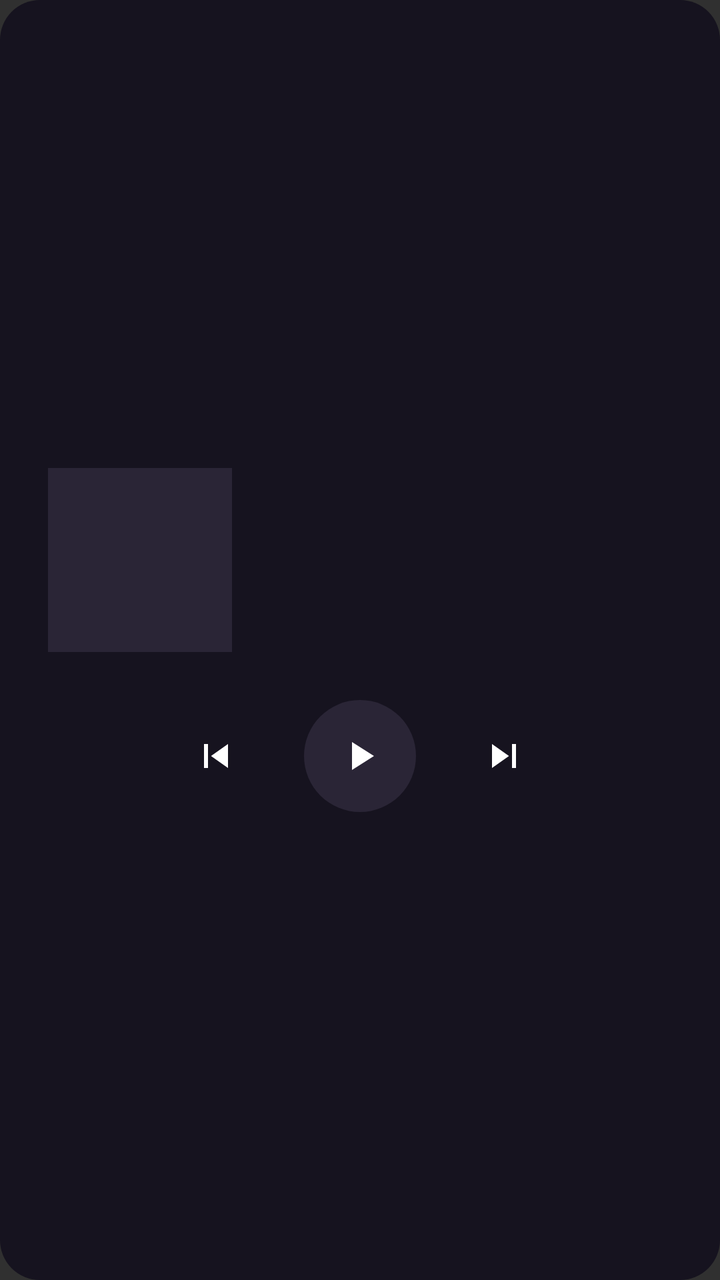
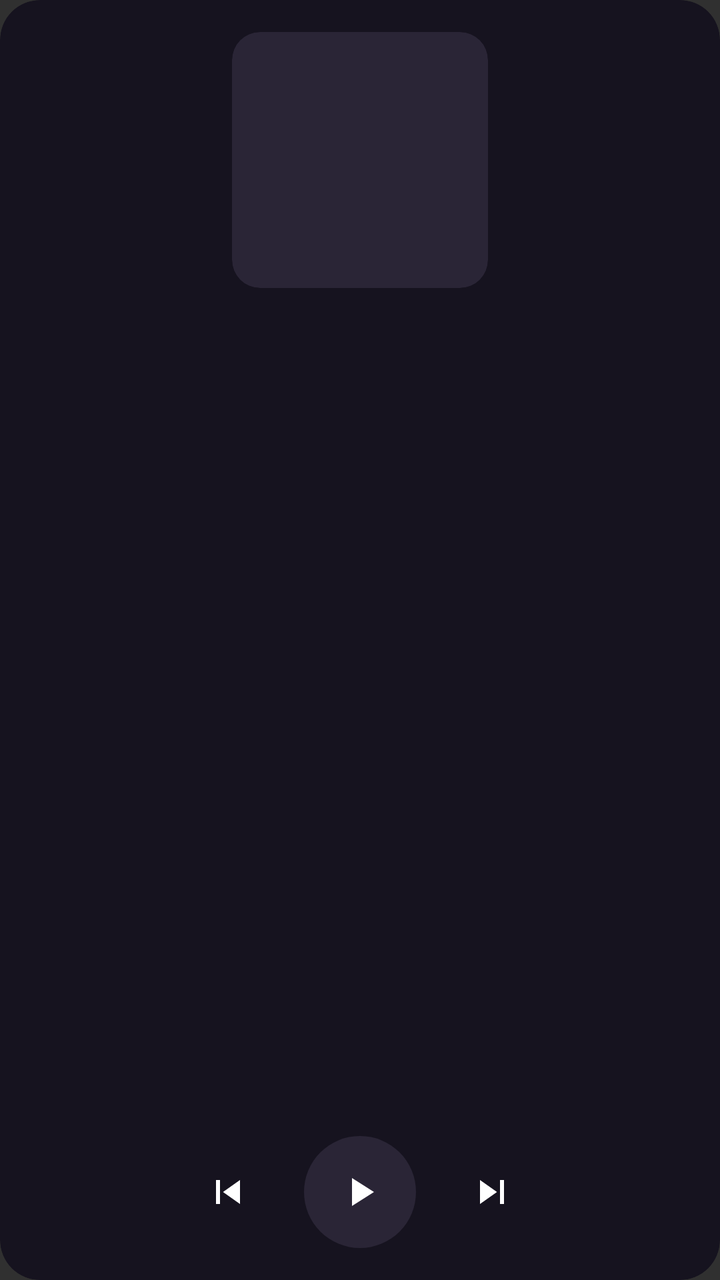

An Android layout rendered at two revisions. The XML below is the earlier revision; the diff shows what the commit changed to produce the second picture.
<!-- AndroidManifest.xml: application theme Theme.Wavdrop -->
<!-- res/layout/wavdrop_widget_expanded.xml -->
<?xml version="1.0" encoding="utf-8"?>
<FrameLayout xmlns:android="http://schemas.android.com/apk/res/android"
    android:id="@+id/widget_body"
    android:layout_width="match_parent"
    android:layout_height="match_parent"
    android:background="@drawable/wavdrop_widget_loading_background"
    android:clickable="true"
    android:focusable="true">

    
    <ImageView
        android:id="@+id/widget_background"
        android:layout_width="match_parent"
        android:layout_height="match_parent"
        android:scaleType="centerCrop"
        android:visibility="gone"
        android:contentDescription="@null" />

    
    <TextView
        android:id="@+id/widget_scrim"
        android:layout_width="match_parent"
        android:layout_height="match_parent"
        android:background="#CC16131F"
        android:visibility="gone" />

    
    <LinearLayout
        android:layout_width="match_parent"
        android:layout_height="match_parent"
        android:orientation="vertical"
        android:gravity="center_vertical"
        android:paddingStart="24dp"
        android:paddingEnd="24dp"
        android:paddingTop="30dp"
        android:paddingBottom="30dp">

        
        <LinearLayout
            android:layout_width="match_parent"
            android:layout_height="wrap_content"
            android:orientation="horizontal"
            android:gravity="center_vertical">

            <ImageView
                android:id="@+id/widget_artwork"
                android:layout_width="92dp"
                android:layout_height="92dp"
                android:scaleType="centerCrop"
                android:background="#FF2A2536"
                android:contentDescription="@string/widget_artwork_desc" />

            <LinearLayout
                android:layout_width="0dp"
                android:layout_height="wrap_content"
                android:layout_weight="1"
                android:orientation="vertical"
                android:layout_marginStart="16dp">

                <TextView
                    android:id="@+id/widget_title"
                    android:layout_width="match_parent"
                    android:layout_height="wrap_content"
                    android:textColor="#EDEAF4"
                    android:textSize="18sp"
                    android:textStyle="bold"
                    android:maxLines="2"
                    android:ellipsize="end" />

                <TextView
                    android:id="@+id/widget_artist"
                    android:layout_width="match_parent"
                    android:layout_height="wrap_content"
                    android:layout_marginTop="4dp"
                    android:textColor="#A9A3B8"
                    android:textSize="14sp"
                    android:maxLines="1"
                    android:ellipsize="end" />

            </LinearLayout>

        </LinearLayout>

        
        <LinearLayout
            android:layout_width="match_parent"
            android:layout_height="wrap_content"
            android:orientation="horizontal"
            android:gravity="center"
            android:layout_marginTop="24dp">

            
            <ImageButton
                android:id="@+id/widget_previous"
                android:layout_width="48dp"
                android:layout_height="48dp"
                android:src="@drawable/widget_ic_skip_previous"
                android:background="@android:color/transparent"
                android:padding="12dp"
                android:contentDescription="@string/widget_prev_desc" />

            
            <ImageButton
                android:id="@+id/widget_play_pause"
                android:layout_width="56dp"
                android:layout_height="56dp"
                android:layout_marginStart="20dp"
                android:src="@drawable/widget_ic_play"
                android:background="@drawable/widget_btn_idle_bg"
                android:padding="14dp"
                android:contentDescription="@string/widget_play_pause_desc" />

            
            <ImageButton
                android:id="@+id/widget_next"
                android:layout_width="48dp"
                android:layout_height="48dp"
                android:layout_marginStart="20dp"
                android:src="@drawable/widget_ic_skip_next"
                android:background="@android:color/transparent"
                android:padding="12dp"
                android:contentDescription="@string/widget_next_desc" />

        </LinearLayout>

    </LinearLayout>

</FrameLayout>
<!-- resources referenced by this layout -->
<resources>
  <!-- drawable wavdrop_widget_loading_background (drawable) -->
  <?xml version="1.0" encoding="utf-8"?>
  <shape xmlns:android="http://schemas.android.com/apk/res/android"
      android:shape="rectangle">
      <solid android:color="#FF16131F" />
      <corners android:radius="20dp" />
  </shape>
  <!-- drawable widget_btn_idle_bg (drawable) -->
  <?xml version="1.0" encoding="utf-8"?>
  <shape xmlns:android="http://schemas.android.com/apk/res/android"
      android:shape="oval">
      <solid android:color="#FF2A2536" />
  </shape>
  <!-- drawable widget_ic_play (drawable) -->
  <?xml version="1.0" encoding="utf-8"?>
  <vector xmlns:android="http://schemas.android.com/apk/res/android"
      android:width="24dp"
      android:height="24dp"
      android:viewportWidth="24"
      android:viewportHeight="24">
      <path
          android:fillColor="#FFFFFFFF"
          android:pathData="M8,5v14l11,-7z" />
  </vector>
  <!-- drawable widget_ic_skip_next (drawable) -->
  <?xml version="1.0" encoding="utf-8"?>
  <vector xmlns:android="http://schemas.android.com/apk/res/android"
      android:width="24dp"
      android:height="24dp"
      android:viewportWidth="24"
      android:viewportHeight="24">
      <path
          android:fillColor="#FFFFFFFF"
          android:pathData="M6,18l8.5,-6L6,6v12zM16,6v12h2L18,6h-2z" />
  </vector>
  <!-- drawable widget_ic_skip_previous (drawable) -->
  <?xml version="1.0" encoding="utf-8"?>
  <vector xmlns:android="http://schemas.android.com/apk/res/android"
      android:width="24dp"
      android:height="24dp"
      android:viewportWidth="24"
      android:viewportHeight="24">
      <path
          android:fillColor="#FFFFFFFF"
          android:pathData="M6,6h2v12L6,18zM9.5,12l8.5,6L18,6z" />
  </vector>
  <string name="widget_artwork_desc">Album artwork</string>
  <string name="widget_next_desc">Next</string>
  <string name="widget_play_pause_desc">Play or pause</string>
  <string name="widget_prev_desc">Previous</string>
  <style name="Theme.Wavdrop" parent="@android:style/Theme.Material.NoActionBar" />
</resources>

<!-- the commit's change to res/layout/wavdrop_widget_expanded.xml (unified diff, before → after) -->
@@ -4,10 +4,10 @@
     android:layout_width="match_parent"
     android:layout_height="match_parent"
     android:background="@drawable/wavdrop_widget_loading_background"
+    android:clipToOutline="true"
     android:clickable="true"
     android:focusable="true">
 
-    
     <ImageView
         android:id="@+id/widget_background"
         android:layout_width="match_parent"
@@ -16,109 +16,99 @@
         android:visibility="gone"
         android:contentDescription="@null" />
 
-    
     <TextView
         android:id="@+id/widget_scrim"
         android:layout_width="match_parent"
         android:layout_height="match_parent"
-        android:background="#CC16131F"
+        android:background="#D916131F"
         android:visibility="gone" />
 
-    
     <LinearLayout
         android:layout_width="match_parent"
         android:layout_height="match_parent"
         android:orientation="vertical"
-        android:gravity="center_vertical"
-        android:paddingStart="24dp"
-        android:paddingEnd="24dp"
-        android:paddingTop="30dp"
-        android:paddingBottom="30dp">
+        android:gravity="center_horizontal"
+        android:paddingStart="16dp"
+        android:paddingEnd="16dp"
+        android:paddingTop="16dp"
+        android:paddingBottom="16dp">
+
+        <ImageView
+            android:id="@+id/widget_artwork"
+            android:layout_width="128dp"
+            android:layout_height="128dp"
+            android:scaleType="centerCrop"
+            android:background="@drawable/widget_artwork_bg"
+            android:clipToOutline="true"
+            android:contentDescription="@string/widget_artwork_desc" />
 
         
         <LinearLayout
             android:layout_width="match_parent"
-            android:layout_height="wrap_content"
-            android:orientation="horizontal"
-            android:gravity="center_vertical">
+            android:layout_height="0dp"
+            android:layout_weight="1"
+            android:orientation="vertical"
+            android:gravity="center_vertical"
+            android:paddingTop="10dp">
 
-            <ImageView
-                android:id="@+id/widget_artwork"
-                android:layout_width="92dp"
-                android:layout_height="92dp"
-                android:scaleType="centerCrop"
-                android:background="#FF2A2536"
-                android:contentDescription="@string/widget_artwork_desc" />
+            <TextView
+                android:id="@+id/widget_title"
+                android:layout_width="match_parent"
+                android:layout_height="wrap_content"
+                android:gravity="center"
+                android:textColor="#F2EFF8"
+                android:textSize="19sp"
+                android:textStyle="bold"
+                android:maxLines="2"
+                android:ellipsize="end" />
 
-            <LinearLayout
-                android:layout_width="0dp"
+            <TextView
+                android:id="@+id/widget_artist"
+                android:layout_width="match_parent"
                 android:layout_height="wrap_content"
-                android:layout_weight="1"
-                android:orientation="vertical"
-                android:layout_marginStart="16dp">
-
-                <TextView
-                    android:id="@+id/widget_title"
-                    android:layout_width="match_parent"
-                    android:layout_height="wrap_content"
-                    android:textColor="#EDEAF4"
-                    android:textSize="18sp"
-                    android:textStyle="bold"
-                    android:maxLines="2"
-                    android:ellipsize="end" />
-
-                <TextView
-                    android:id="@+id/widget_artist"
-                    android:layout_width="match_parent"
-                    android:layout_height="wrap_content"
-                    android:layout_marginTop="4dp"
-                    android:textColor="#A9A3B8"
-                    android:textSize="14sp"
-                    android:maxLines="1"
-                    android:ellipsize="end" />
-
-            </LinearLayout>
+                android:layout_marginTop="3dp"
+                android:gravity="center"
+                android:textColor="#B5AFC6"
+                android:textSize="14sp"
+                android:maxLines="1"
+                android:ellipsize="end" />
 
         </LinearLayout>
 
-        
         <LinearLayout
             android:layout_width="match_parent"
-            android:layout_height="wrap_content"
+            android:layout_height="56dp"
+            android:layout_marginTop="4dp"
             android:orientation="horizontal"
-            android:gravity="center"
-            android:layout_marginTop="24dp">
+            android:gravity="center">
 
-            
             <ImageButton
                 android:id="@+id/widget_previous"
-                android:layout_width="48dp"
-                android:layout_height="48dp"
+                android:layout_width="52dp"
+                android:layout_height="56dp"
                 android:src="@drawable/widget_ic_skip_previous"
                 android:background="@android:color/transparent"
-                android:padding="12dp"
+                android:padding="14dp"
                 android:contentDescription="@string/widget_prev_desc" />
 
-            
             <ImageButton
                 android:id="@+id/widget_play_pause"
                 android:layout_width="56dp"
                 android:layout_height="56dp"
-                android:layout_marginStart="20dp"
+                android:layout_marginStart="12dp"
                 android:src="@drawable/widget_ic_play"
                 android:background="@drawable/widget_btn_idle_bg"
                 android:padding="14dp"
                 android:contentDescription="@string/widget_play_pause_desc" />
 
-            
             <ImageButton
                 android:id="@+id/widget_next"
-                android:layout_width="48dp"
-                android:layout_height="48dp"
-                android:layout_marginStart="20dp"
+                android:layout_width="52dp"
+                android:layout_height="56dp"
+                android:layout_marginStart="12dp"
                 android:src="@drawable/widget_ic_skip_next"
                 android:background="@android:color/transparent"
-                android:padding="12dp"
+                android:padding="14dp"
                 android:contentDescription="@string/widget_next_desc" />
 
         </LinearLayout>
<!-- resource entries referenced after the edit -->
@@ -6,6 +6,13 @@
       android:shape="rectangle">
       <solid android:color="#FF16131F" />
       <corners android:radius="20dp" />
+  </shape>
+  <!-- drawable widget_artwork_bg (drawable) -->
+  <?xml version="1.0" encoding="utf-8"?>
+  <shape xmlns:android="http://schemas.android.com/apk/res/android"
+      android:shape="rectangle">
+      <solid android:color="#FF2A2536" />
+      <corners android:radius="14dp" />
   </shape>
   <!-- drawable widget_btn_idle_bg (drawable) -->
   <?xml version="1.0" encoding="utf-8"?>
